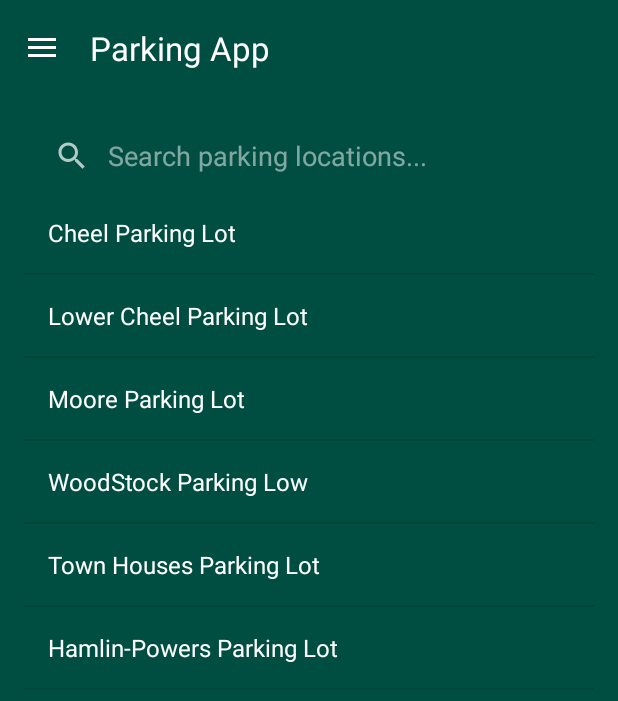
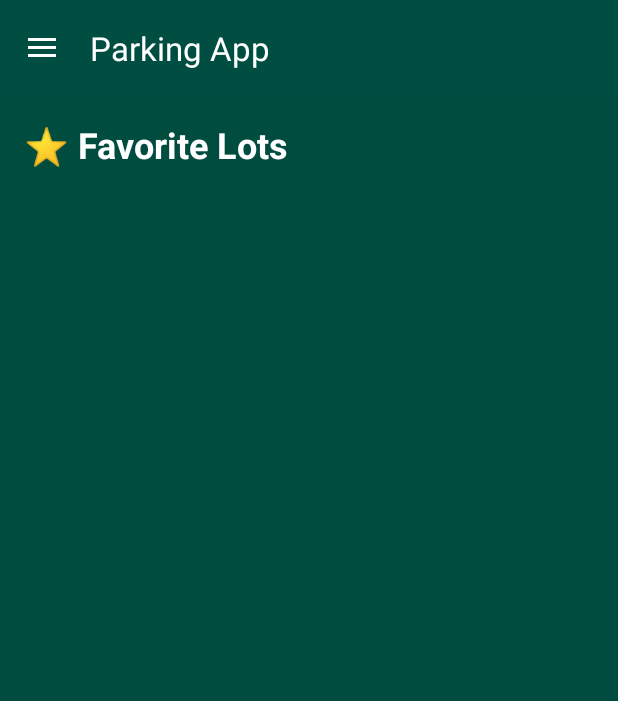
Before and after one commit to jeannamatthews-classes/group-project-parking, an Android app: the screen it shows after launch (MainActivity), in the side drawer, after a tap on "Favorites", on a phone screen of 412 x 824 dp. Shown: the top 701 px of the screen. Run offline under Robolectric (Android 15) with nearby library versions, the light colour scheme and no system bars; 8 statements that could not run were skipped.

Commit message:
RecentsFragment + FavoritesFragment & Manager.

```diff
--- /dev/null
+++ b/app/src/main/java/com/zybooks/parkingapp/Favorites_Fragment.java
@@ -0,0 +1,47 @@
+package com.zybooks.parkingapp;
+
+import android.os.Bundle;
+import android.view.LayoutInflater;
+import android.view.View;
+import android.view.ViewGroup;
+
+import androidx.fragment.app.Fragment;
+import androidx.recyclerview.widget.LinearLayoutManager;
+import androidx.recyclerview.widget.RecyclerView;
+
+import java.util.ArrayList;
+import java.util.Set;
+
+public class Favorites_Fragment extends Fragment {
+
+    @Override
+    public View onCreateView(LayoutInflater inflater, ViewGroup container, Bundle savedInstanceState) {
+        View view = inflater.inflate(R.layout.fragment_favorites, container, false);
+
+        RecyclerView recyclerView = view.findViewById(R.id.recyclerView);
+        recyclerView.setLayoutManager(new LinearLayoutManager(getContext()));
+
+        // List of lots
+        ArrayList<Lot> allLots = new ArrayList<>();
+        allLots.add(new Lot("Cheel Parking Lot",5,60,44.6648034,-75.000313));
+        allLots.add(new Lot("Lower Cheel Parking Lot",5,60,44.6644692,-75.0030064));
+        allLots.add(new Lot("Moore Parking Lot",5,60,44.6629877,-74.9978577));
+        allLots.add(new Lot("WoodStock Parking Low",5,60,44.6616051,-74.996133));
+        allLots.add(new Lot("Town Houses Parking Lot",5,60,44.6607585,-75.0015777));
+        allLots.add(new Lot("Hamlin-Powers Parking Lot",5,60,44.6647109,-74.994961));
+
+        // Only keep the ones the user has clicked
+        Set<String> favorites = Favorites_Manager.getFavorites();
+        ArrayList<Lot> favoritedLots = new ArrayList<>();
+        for (Lot lot : allLots) {
+            if (favorites.contains(lot.getLotName())) {
+                favoritedLots.add(lot);
+            }
+        }
+
+        lot_adapter adapter = new lot_adapter(favoritedLots);
+        recyclerView.setAdapter(adapter);
+
+        return view;
+    }
+}
--- /dev/null
+++ b/app/src/main/java/com/zybooks/parkingapp/Favorites_Manager.java
@@ -0,0 +1,29 @@
+package com.zybooks.parkingapp;
+
+import java.util.HashSet;
+import java.util.Set;
+
+public class Favorites_Manager {
+
+    private static final String KEY = "favorite_lots";
+
+    public static Set<String> getFavorites() {
+        return SecurePrefs.getStringSet(KEY, new HashSet<>());
+    }
+
+    public static void addFavorite(String lotName) {
+        Set<String> favs = getFavorites();
+        favs.add(lotName);
+        SecurePrefs.putStringSet(KEY, favs);
+    }
+
+    public static void removeFavorite(String lotName) {
+        Set<String> favs = getFavorites();
+        favs.remove(lotName);
+        SecurePrefs.putStringSet(KEY, favs);
+    }
+
+    public static boolean isFavorite(String lotName) {
+        return getFavorites().contains(lotName);
+    }
+}
--- a/app/src/main/java/com/zybooks/parkingapp/Home_Fragment.java
+++ b/app/src/main/java/com/zybooks/parkingapp/Home_Fragment.java
@@ -29,8 +29,7 @@ public class Home_Fragment extends Fragment {
         parkingLots.add(new Lot("Town Houses Parking Lot",5,60,44.6607585,-75.0015777));
         parkingLots.add(new Lot("Hamlin-Powers Parking Lot",5,60,44.6647109,-74.994961));
 
-
-          lot_adapter adapter = new lot_adapter(parkingLots);
+        lot_adapter adapter = new lot_adapter(parkingLots);
 
 
         recyclerView.setAdapter(adapter);
--- a/app/src/main/java/com/zybooks/parkingapp/LotDetailFragment.java
+++ b/app/src/main/java/com/zybooks/parkingapp/LotDetailFragment.java
@@ -13,6 +13,16 @@ import android.widget.TextView;
 import androidx.fragment.app.Fragment;
 
 public class LotDetailFragment extends Fragment {
+
+
+
+
+    private void updateFavButtons(String lotName, Button addBtn, Button removeBtn) {
+        boolean fav = Favorites_Manager.isFavorite(lotName);
+        addBtn.setVisibility(fav ? View.GONE : View.VISIBLE);
+        removeBtn.setVisibility(fav ? View.VISIBLE : View.GONE);
+    }
+
     @Override
     public View onCreateView(LayoutInflater inflater, ViewGroup container, Bundle savedInstanceState) {
         View view = inflater.inflate(R.layout.lot_fragment, container, false);
@@ -30,6 +40,10 @@ public class LotDetailFragment extends Fragment {
         Button mapsBtn = view.findViewById(R.id.btnGoogleMaps);
         Button addFavBtn = view.findViewById(R.id.Favorites);
         Button removeFavBtn = view.findViewById(R.id.Remove_Favorites);
+
+
+
+
 
         if (getArguments() != null) {
             String name = getArguments().getString("lotName");
@@ -64,8 +78,29 @@ public class LotDetailFragment extends Fragment {
                         .setNegativeButton("No", null)
                         .show();
             });
+
+
+            // ADDING AND REMOVING FAVORITES
+
+            // UPDATE
+            updateFavButtons(name, addFavBtn, removeFavBtn);
+
+            // Handle for when the favorite bottom is clicked
+            addFavBtn.setOnClickListener(v -> {
+                Favorites_Manager.addFavorite(name);
+                updateFavButtons(name, addFavBtn, removeFavBtn);
+                android.widget.Toast.makeText(getContext(), name + " added to favorites!", android.widget.Toast.LENGTH_SHORT).show();
+            });
+
+            // Handle for when the remove bottom is clicked
+            removeFavBtn.setOnClickListener(v -> {
+                Favorites_Manager.removeFavorite(name);
+                updateFavButtons(name, addFavBtn, removeFavBtn);
+                android.widget.Toast.makeText(getContext(), name + " removed from favorites.", android.widget.Toast.LENGTH_SHORT).show();
+            });
         }
         return view;
     }
 
+
 }
--- a/app/src/main/java/com/zybooks/parkingapp/MainActivity.java
+++ b/app/src/main/java/com/zybooks/parkingapp/MainActivity.java
@@ -1,21 +1,13 @@
 package com.zybooks.parkingapp;
 
 import android.os.Bundle;
-import android.view.MenuItem;
-import android.view.View;
-import android.widget.AdapterView;
-import android.widget.ArrayAdapter;
-import android.widget.AutoCompleteTextView;
-import android.widget.SearchView;
-import android.widget.Toast;
+
 import androidx.fragment.app.Fragment;
 import androidx.appcompat.widget.Toolbar;
 import androidx.appcompat.app.ActionBarDrawerToggle;
 import androidx.appcompat.app.AppCompatActivity;
 import androidx.drawerlayout.widget.DrawerLayout;
 import com.google.android.material.navigation.NavigationView;
-
-import java.util.ArrayList;
 
 
 public class MainActivity extends AppCompatActivity {
@@ -66,12 +58,21 @@ public class MainActivity extends AppCompatActivity {
                 getSupportFragmentManager().beginTransaction().replace(R.id.fragment_container, selectedFragment).commit();
             }
             else if (id == R.id.nav_favorites) {
-                selectedFragment = null;
-                // Handle Favorites click
+                getSupportFragmentManager()
+                        .beginTransaction()
+                        .replace(R.id.fragment_container, new Favorites_Fragment())
+                        .addToBackStack(null)
+                        .commit();
+
+                // Handle Recent click it open the favorites
             }
             else if (id == R.id.nav_recent) {
-                selectedFragment = null;
-                // Handle Recent click
+                getSupportFragmentManager()
+                        .beginTransaction()
+                        .replace(R.id.fragment_container, new Recents_Fragment())
+                        .addToBackStack(null)
+                        .commit();
+                // Handle Recent click it open the recents
             }
 
             if (selectedFragment != null) {
--- /dev/null
+++ b/app/src/main/java/com/zybooks/parkingapp/Recents_Manager.java
@@ -0,0 +1,41 @@
+package com.zybooks.parkingapp;
+
+import java.util.ArrayList;
+import java.util.Arrays;
+import java.util.List;
+
+public class Recents_Manager {
+
+    private static final String KEY = "recent_lots";
+    private static final int MAX = 5; // only keep last 5 spots
+
+    public static void addRecent(String lotName) {
+        List<String> recents = getRecents();
+
+        // Remove it if already in the list so it moves to the front
+        recents.remove(lotName);
+
+        // Insert at the front (most recent first)
+        recents.add(0, lotName);
+
+        // max size it force to have only 5
+        if (recents.size() > MAX) {
+            recents = recents.subList(0, MAX);
+        }
+
+        // Save as comma-separated string
+        SecurePrefs.putString(KEY, String.join(",", recents));
+    }
+
+    public static List<String> getRecents() {
+        String raw = SecurePrefs.getString(KEY, "");
+        if (raw.isEmpty()) return new ArrayList<>();
+        // Split back into a list
+        return new ArrayList<>(Arrays.asList(raw.split(",")));
+    }
+
+    // Not use it yet
+    public static void clear() {
+        SecurePrefs.putString(KEY, "");
+    }
+}
--- a/app/src/main/java/com/zybooks/parkingapp/Search_Fragment.java
+++ b/app/src/main/java/com/zybooks/parkingapp/Search_Fragment.java
@@ -71,6 +71,10 @@ public class Search_Fragment extends Fragment {
                 LotDetailFragment detailFragment = new LotDetailFragment();
                 detailFragment.setArguments(args);
 
+                // RECENT ADD
+                Recents_Manager.addRecent(matchedLot.getLotName());
+
+
                 getParentFragmentManager().beginTransaction()
                         .replace(R.id.fragment_container, detailFragment)
                         .addToBackStack(null)
--- a/app/src/main/java/com/zybooks/parkingapp/lot_adapter.java
+++ b/app/src/main/java/com/zybooks/parkingapp/lot_adapter.java
@@ -50,6 +50,8 @@ public class lot_adapter extends RecyclerView.Adapter<lot_adapter.LotViewHolder>
             SecurePrefs.putString("selected_lot_lon",   String.valueOf(location[1]));
 
 
+            // Recent get the name of the Lot Name
+            Recents_Manager.addRecent(currentLot.getLotName());
 
             // Get the context
             AppCompatActivity activity = (AppCompatActivity) v.getContext();
@@ -57,7 +59,7 @@ public class lot_adapter extends RecyclerView.Adapter<lot_adapter.LotViewHolder>
             //  Create the new fragment
             LotDetailFragment detailFragment = new LotDetailFragment();
 
-            // Pass the data to Bundle
+            // Pass the data in the bundle
             Bundle args = new Bundle();
             args.putString("lotName", currentLot.getLotName());
             args.putString("lotUsage", currentLot.getStatus());
--- /dev/null
+++ b/app/src/main/res/layout/fragment_favorites.xml
@@ -0,0 +1,28 @@
+<?xml version="1.0" encoding="utf-8"?>
+<LinearLayout
+    xmlns:android="http://schemas.android.com/apk/res/android"
+    android:layout_width="match_parent"
+    android:layout_height="match_parent"
+    android:orientation="vertical"
+    android:background="#004D40">
+
+    <TextView
+        android:layout_width="wrap_content"
+        android:layout_height="wrap_content"
+        android:text="⭐ Favorite Lots"
+        android:textColor="@android:color/white"
+        android:textSize="24sp"
+        android:textStyle="bold"
+        android:padding="16dp" />
+
+    <!--
+        This is ALL the favorites screen needs — a RecyclerView
+        with id "recyclerView" so Favorites_Fragment.java can find it
+    -->
+    <androidx.recyclerview.widget.RecyclerView
+        android:id="@+id/recyclerView"
+        android:layout_width="match_parent"
+        android:layout_height="match_parent"
+        android:padding="8dp" />
+
+</LinearLayout>
```
Also changed, not shown: app/src/main/java/com/zybooks/parkingapp/Recents_Fragment.java (added, +49 -0 lines), app/src/main/java/com/zybooks/parkingapp/SecurePrefs.java (+19 -0 lines), app/src/main/res/layout/fragment_recents.xml (added, +24 -0 lines).
